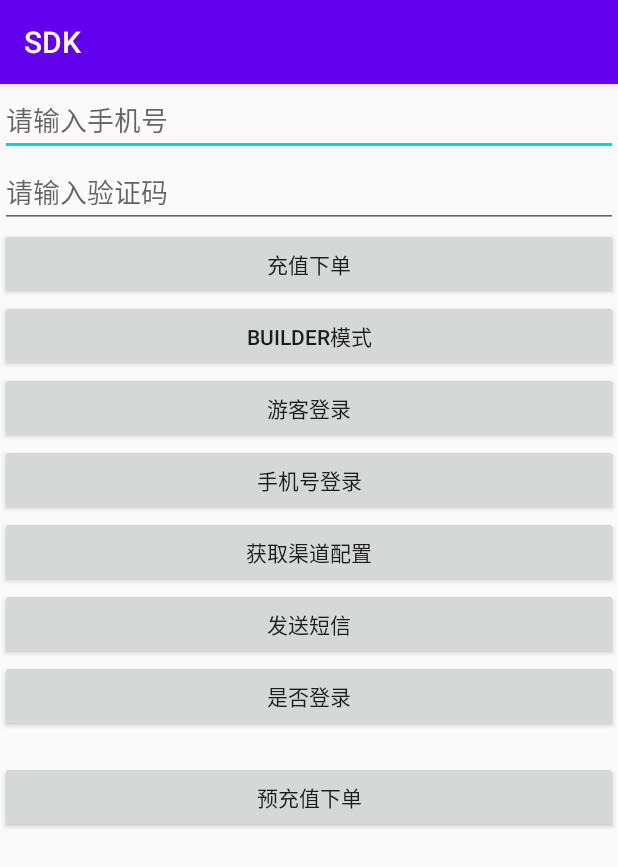
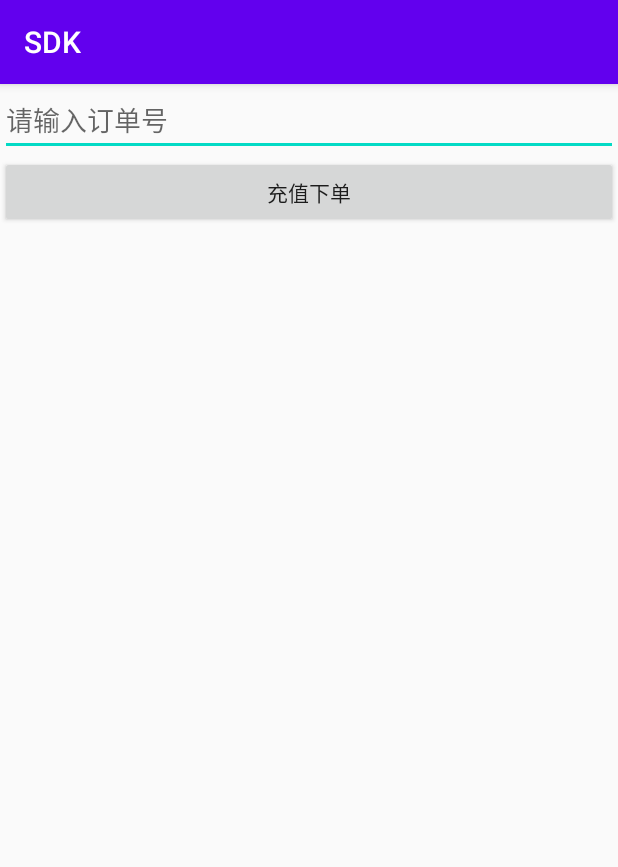
Before and after one commit to bigfunglobal/BigFunSDK, an Android app: the screen it shows after launch (SecondActivity before the commit, MainActivity after it), on a phone screen of 412 x 824 dp. Shown: the top 867 px of the screen. Run offline under Robolectric (Android 15) with nearby library versions, the phone set to English and light mode, and no system bars; our stand-ins replace AdMob; 2 statements that could not run were skipped.

Commit message:
将demo中无用代码删除

```diff
--- a/app/src/main/AndroidManifest.xml
+++ b/app/src/main/AndroidManifest.xml
@@ -21,7 +21,7 @@
         android:supportsRtl="true"
         android:theme="@style/AppTheme">
 
-        <activity android:name=".SecondActivity">
+        <activity android:name=".MainActivity">
             <intent-filter>
                 <action android:name="android.intent.action.MAIN" />
 
--- a/app/src/main/java/com/lqq/sdk/SecondActivity.kt
+++ /dev/null
@@ -1,75 +0,0 @@
-package com.lqq.sdk
-
-import android.content.Intent
-import android.os.Bundle
-import android.support.v7.app.AppCompatActivity
-import android.util.Log
-import com.bigfun.tm.BigFunSDK
-import com.bigfun.tm.CustomDialog
-import com.bigfun.tm.ResponseListener
-import kotlinx.android.synthetic.main.activity_second.*
-
-private const val TAG = "SecondActivity"
-
-class SecondActivity : AppCompatActivity() {
-
-    override fun onCreate(savedInstanceState: Bundle?) {
-        super.onCreate(savedInstanceState)
-        setContentView(R.layout.activity_second)
-
-        btn_order.setOnClickListener {
-
-        }
-
-        btn_builder.setOnClickListener {
-            val dialog = CustomDialog(this)
-            dialog.show()
-        }
-
-        btn_login.setOnClickListener {
-
-        }
-
-        btn_phone_login.setOnClickListener {
-
-        }
-
-        btn_channel_config.setOnClickListener {
-
-        }
-
-        btn_send_sms.setOnClickListener {
-
-        }
-
-        btn_is_login.setOnClickListener {
-
-        }
-
-        btn_pay_order.setOnClickListener {
-            BigFunSDK.getInstance().payOrder(mutableMapOf<String, Any>(
-                "orderId" to "202011251943212051965178"
-            ), this, object : ResponseListener {
-                override fun onSuccess() {
-                    runOnUiThread {
-                        tv.text = "下单成功"
-                    }
-                    Log.d(TAG, "onSuccess: 预下单")
-                }
-
-                override fun onFail(msg: String?) {
-                    runOnUiThread {
-                        tv.text = "下单失败$msg"
-                    }
-                    Log.d(TAG, "onFail: 预下单--$msg")
-                }
-
-            })
-        }
-    }
-
-    override fun onActivityResult(requestCode: Int, resultCode: Int, data: Intent?) {
-        super.onActivityResult(requestCode, resultCode, data)
-        Log.d(TAG, "onActivityResult: ${BigFunSDK.getInstance().getPayResult(requestCode, data)}")
-    }
-}
--- a/app/src/main/res/layout/activity_second.xml
+++ b/app/src/main/res/layout/activity_second.xml
@@ -5,16 +5,10 @@
     android:orientation="vertical">
 
     <EditText
-        android:id="@+id/et_phone"
+        android:id="@+id/et_order"
         android:layout_width="match_parent"
         android:layout_height="wrap_content"
-        android:hint="请输入手机号" />
-
-    <EditText
-        android:id="@+id/et_code"
-        android:layout_width="match_parent"
-        android:layout_height="wrap_content"
-        android:hint="请输入验证码" />
+        android:hint="请输入订单号" />
 
     <Button
         android:id="@+id/btn_order"
@@ -22,50 +16,8 @@
         android:layout_height="wrap_content"
         android:text="充值下单" />
 
-    <Button
-        android:id="@+id/btn_builder"
-        android:layout_width="match_parent"
-        android:layout_height="wrap_content"
-        android:text="Builder模式" />
-
-    <Button
-        android:id="@+id/btn_login"
-        android:layout_width="match_parent"
-        android:layout_height="wrap_content"
-        android:text="游客登录" />
-
-    <Button
-        android:id="@+id/btn_phone_login"
-        android:layout_width="match_parent"
-        android:layout_height="wrap_content"
-        android:text="手机号登录" />
-
-    <Button
-        android:id="@+id/btn_channel_config"
-        android:layout_width="match_parent"
-        android:layout_height="wrap_content"
-        android:text="获取渠道配置" />
-
-    <Button
-        android:id="@+id/btn_send_sms"
-        android:layout_width="match_parent"
-        android:layout_height="wrap_content"
-        android:text="发送短信" />
-
-    <Button
-        android:id="@+id/btn_is_login"
-        android:layout_width="match_parent"
-        android:layout_height="wrap_content"
-        android:text="是否登录" />
-
     <TextView
         android:id="@+id/tv"
         android:layout_width="match_parent"
         android:layout_height="wrap_content" />
-
-    <Button
-        android:id="@+id/btn_pay_order"
-        android:layout_width="match_parent"
-        android:layout_height="wrap_content"
-        android:text="预充值下单" />
 </LinearLayout>
```
Also changed, not shown: app/src/main/java/com/lqq/sdk/MainActivity.kt (+19 -42 lines), app/src/main/res/layout/activity_main.xml (deleted, +0 -25 lines).
